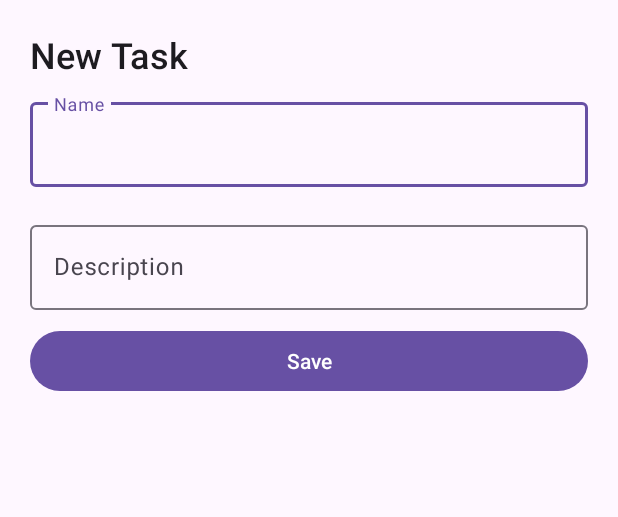
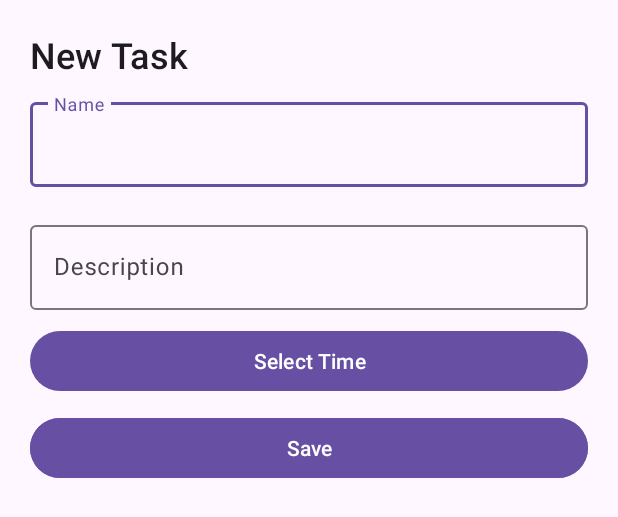
Before and after one commit to IT22305282/MAD_EXAM_4, an Android app: the layout fragment_new_task_sheet.xml on its own in the app's theme, with its tools: preview values and no code run, on a phone screen of 412 x 824 dp. Shown: the top 517 px of the screen. Run offline under Robolectric (Android 15) with nearby library versions, the phone set to English and light mode, and no system bars.

Commit message:
Added Time Picker

```diff
--- a/app/src/main/java/com/example/mad_exam_4/TaskItemAdapter.kt
+++ b/app/src/main/java/com/example/mad_exam_4/TaskItemAdapter.kt
@@ -1,7 +1,9 @@
 package com.example.mad_exam_4
 
+import android.os.Build
 import android.view.LayoutInflater
 import android.view.ViewGroup
+import androidx.annotation.RequiresApi
 import androidx.recyclerview.widget.RecyclerView
 import com.example.mad_exam_4.databinding.TaskItemCellBinding
 
@@ -18,6 +20,7 @@ class TaskItemAdapter(
 
     override fun getItemCount(): Int = taskItems.size
 
+    @RequiresApi(Build.VERSION_CODES.O)
     override fun onBindViewHolder(holder: TaskItemViewHolder, position: Int) {
         holder.bindTaskItem(taskItems[position])
     }
--- a/app/src/main/res/layout/activity_main.xml
+++ b/app/src/main/res/layout/activity_main.xml
@@ -5,7 +5,8 @@
     xmlns:tools="http://schemas.android.com/tools"
     android:layout_width="match_parent"
     android:layout_height="match_parent"
-    tools:context=".MainActivity">
+    tools:context=".MainActivity"
+    android:background="@color/white">
 
     <androidx.recyclerview.widget.RecyclerView
         android:layout_width="match_parent"
--- a/app/src/main/res/layout/fragment_new_task_sheet.xml
+++ b/app/src/main/res/layout/fragment_new_task_sheet.xml
@@ -49,12 +49,24 @@
     </com.google.android.material.textfield.TextInputLayout>
 
     <com.google.android.material.button.MaterialButton
+        android:id="@+id/timePickerButton"
+        style="@style/ShapeAppearanceOverlay.Material3.Button"
+        android:layout_width="match_parent"
+        android:layout_height="wrap_content"
+        android:layout_gravity="center"
+        android:layout_marginHorizontal="20dp"
+        android:text="Select Time"
+        android:layout_marginBottom="10dp"/>
+
+    <com.google.android.material.button.MaterialButton
         android:id="@+id/saveButton"
         style="@style/ShapeAppearanceOverlay.Material3.Button"
         android:layout_width="match_parent"
         android:layout_height="wrap_content"
         android:layout_gravity="center"
         android:layout_marginHorizontal="20dp"
+        android:backgroundTint="?attr/colorPrimary"
+        android:textColor="?colorOnPrimary"
         android:text="Save"
         android:layout_marginBottom="10dp"/>
 
```
Also changed, not shown: app/src/main/java/com/example/mad_exam_4/NewTaskSheet.kt (+38 -2 lines), app/src/main/res/layout/task_item_cell.xml (+3 -4 lines).
